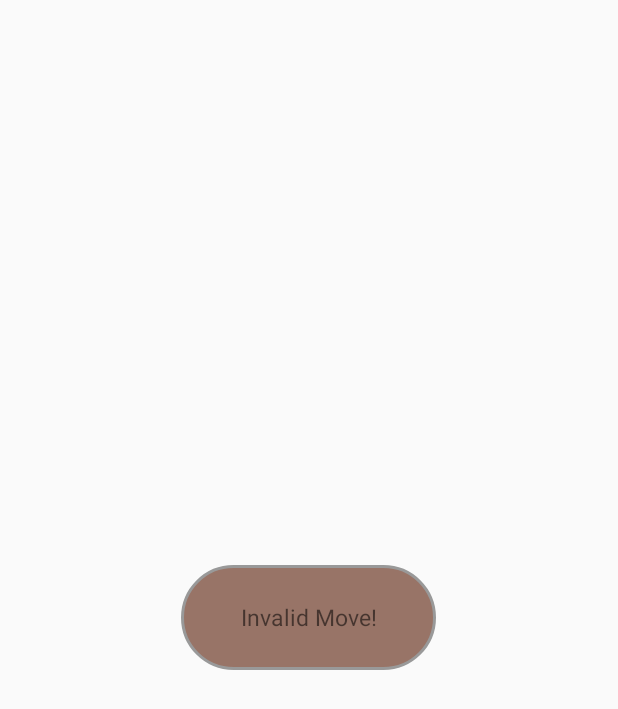
After one commit to mihai139/ChessGame, an Android app: the layout alert_wrong_move.xml on its own in the app's theme, with its tools: preview values and no code run, on a phone screen of 412 x 824 dp. The commit adds this screen. Shown: the top 709 px of the screen. Run offline under Robolectric (Android 15) with nearby library versions, the phone set to English and light mode, and no system bars.

Commit message:
added new resources

```diff
--- /dev/null
+++ b/Chess/src/main/res/drawable-large/alert_wrong_move.xml
@@ -0,0 +1,15 @@
+<shape xmlns:android="http://schemas.android.com/apk/res/android" android:shape="rectangle">
+    <corners
+        android:topLeftRadius="76dp"
+        android:topRightRadius="76dp"
+        android:bottomRightRadius="76dp"
+        android:bottomLeftRadius="76dp">
+    </corners>
+    <stroke
+        android:width="3dp"
+        android:color="#999999">
+    </stroke>
+    <solid
+        android:color="#987467">
+    </solid>
+</shape>
--- /dev/null
+++ b/Chess/src/main/res/drawable/alert_wrong_move.xml
@@ -0,0 +1,16 @@
+<?xml version="1.0" encoding="utf-8"?>
+<shape xmlns:android="http://schemas.android.com/apk/res/android" android:shape="rectangle">
+    <corners
+        android:topLeftRadius="62dp"
+        android:topRightRadius="62dp"
+        android:bottomRightRadius="62dp"
+        android:bottomLeftRadius="62dp">
+    </corners>
+    <stroke
+        android:width="2dp"
+        android:color="#999999">
+    </stroke>
+    <solid
+        android:color="#987467">
+    </solid>
+</shape>
--- /dev/null
+++ b/Chess/src/main/res/layout-large/alert_wrong_move.xml
@@ -0,0 +1,20 @@
+<?xml version="1.0" encoding="utf-8"?>
+<LinearLayout xmlns:android="http://schemas.android.com/apk/res/android"
+    xmlns:tools="http://schemas.android.com/tools"
+    android:layout_width="match_parent"
+    android:layout_height="match_parent"
+    android:padding="10dp"
+    android:gravity="center"
+    android:orientation="vertical"
+    android:layout_weight="1">
+
+    <TextView
+        android:id="@+id/textViewNexus"
+        android:layout_width="300dp"
+        android:layout_height="130dp"
+        android:gravity="center"
+        android:textSize="30sp"
+        android:background="@drawable/alert_wrong_move"
+        android:text="@string/invalidMove" />
+
+</LinearLayout>
--- a/Chess/src/main/res/layout-large/checkmate_lost.xml
+++ b/Chess/src/main/res/layout-large/checkmate_lost.xml
@@ -20,7 +20,7 @@
         android:gravity="center"
         android:layout_gravity="bottom|center"
         android:layout_marginBottom="1dp"
-        android:text="@string/youLost"
+        android:text="@string/youLose"
         android:textColor="#CC0000"
         android:textSize="23sp" />
 </FrameLayout>
--- /dev/null
+++ b/Chess/src/main/res/layout/alert_wrong_move.xml
@@ -0,0 +1,19 @@
+<?xml version="1.0" encoding="utf-8"?>
+<LinearLayout xmlns:android="http://schemas.android.com/apk/res/android"
+    xmlns:tools="http://schemas.android.com/tools"
+    android:layout_width="match_parent"
+    android:layout_height="match_parent"
+    android:padding="10dp"
+    android:gravity="center"
+    android:orientation="vertical">
+
+    <TextView
+        android:id="@+id/textViewLenovo"
+        android:layout_width="170dp"
+        android:layout_height="70dp"
+        android:gravity="center"
+        android:textSize="15sp"
+        android:background="@drawable/alert_wrong_move"
+        android:text="@string/invalidMove" />
+
+</LinearLayout>
--- a/Chess/src/main/res/layout/checkmate_lost.xml
+++ b/Chess/src/main/res/layout/checkmate_lost.xml
@@ -20,7 +20,7 @@
         android:gravity="center"
         android:layout_gravity="bottom|center"
         android:layout_marginBottom="1dp"
-        android:text="@string/youLost"
+        android:text="@string/youLose"
         android:textColor="#CC0000"
         android:textSize="19sp" />
 </FrameLayout>
--- a/Chess/src/main/res/values/strings.xml
+++ b/Chess/src/main/res/values/strings.xml
@@ -12,7 +12,8 @@
     <string name="cancelBtn">NO</string>
     <string name="confirmNewGame">Confirm new game?</string>
     <string name="youWon">YOU WIN!</string>
-    <string name="youLost">YOU LOST!</string>
+    <string name="youLose">YOU LOSE!</string>
+    <string name="invalidMove">Invalid Move!</string>
 
 
     <string name="dummy_button">Dummy Button</string>
--- a/Chess/src/main/res/values/styles.xml
+++ b/Chess/src/main/res/values/styles.xml
@@ -31,4 +31,5 @@
     </style>
 
 
+
 </resources>
```
